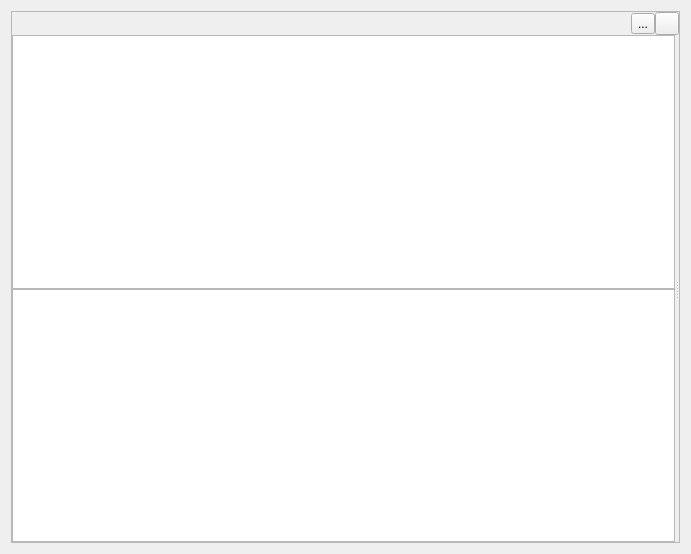
Old version of the form Code/Editor/AzAssetBrowser/AzAssetBrowserWindow.ui in the repository o3de/o3de.
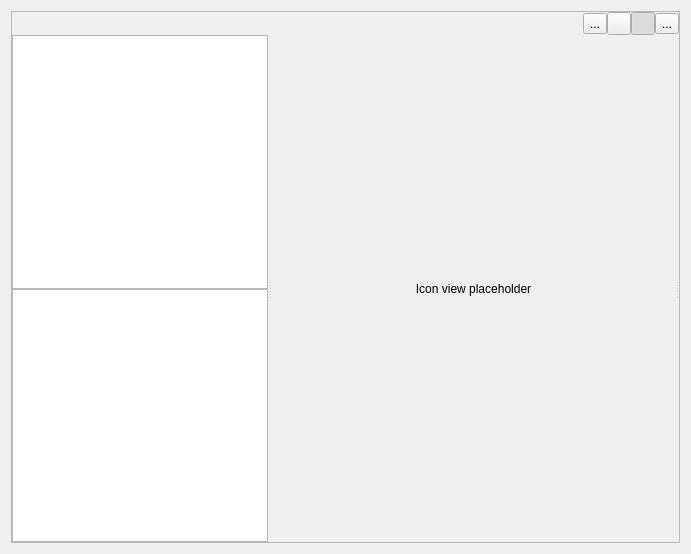
New version of the form. Icons and pictures are not drawn. Custom widgets are drawn as their Qt base class.

Commit message:
Asset Browser: add placeholders for new design
A middle stack widget is added that contains placeholders for thumbnail
and list view.

Buttons for switching between these views are added.

There's a new cvar for turning this placeholder design on and off. By
default it's off.

To turn it on, do these steps:

 1. Write the following in the console:

      ed_useWIPAssetBrowserDesign 1

 2. Close the the asset browser tab
 3. Reopen it through Tools -> Asset Browser

Patch:
```diff
--- a/Code/Editor/AzAssetBrowser/AzAssetBrowserWindow.ui
+++ b/Code/Editor/AzAssetBrowser/AzAssetBrowserWindow.ui
@@ -88,6 +88,40 @@
            </property>
           </widget>
          </item>
+         <item>
+          <widget class="QToolButton" name="m_thumbnailViewButton">
+           <property name="icon">
+            <iconset resource="../../Framework/AzQtComponents/AzQtComponents/Components/resources.qrc">
+             <normaloff>:/Gallery/Grid-small.svg</normaloff>:/Gallery/Grid-small.svg</iconset>
+           </property>
+           <property name="checkable">
+            <bool>true</bool>
+           </property>
+           <property name="checked">
+            <bool>true</bool>
+           </property>
+           <attribute name="buttonGroup">
+            <string notr="true">m_viewSelectButtonGroup</string>
+           </attribute>
+          </widget>
+         </item>
+         <item>
+          <widget class="QToolButton" name="m_listViewButton">
+           <property name="text">
+            <string>...</string>
+           </property>
+           <property name="icon">
+            <iconset resource="../../Framework/AzQtComponents/AzQtComponents/Components/resources.qrc">
+             <normaloff>:/Breadcrumb/img/UI20/Breadcrumb/List_View.svg</normaloff>:/Breadcrumb/img/UI20/Breadcrumb/List_View.svg</iconset>
+           </property>
+           <property name="checkable">
+            <bool>true</bool>
+           </property>
+           <attribute name="buttonGroup">
+            <string notr="true">m_viewSelectButtonGroup</string>
+           </attribute>
+          </widget>
+         </item>
         </layout>
        </item>
        <item>
@@ -182,6 +216,54 @@
            </item>
           </layout>
          </widget>
+         <widget class="QStackedWidget" name="m_middleStackWidget">
+          <property name="sizePolicy">
+           <sizepolicy hsizetype="MinimumExpanding" vsizetype="Preferred">
+            <horstretch>1</horstretch>
+            <verstretch>0</verstretch>
+           </sizepolicy>
+          </property>
+          <property name="minimumSize">
+           <size>
+            <width>50</width>
+            <height>0</height>
+           </size>
+          </property>
+          <widget class="QWidget" name="m_iconView">
+           <layout class="QVBoxLayout" name="m_iconViewLayout">
+            <property name="spacing">
+             <number>0</number>
+            </property>
+            <item>
+             <widget class="QLabel" name="m_iconViewPlaceholder">
+              <property name="text">
+               <string>Icon view placeholder</string>
+              </property>
+              <property name="alignment">
+               <set>Qt::AlignCenter</set>
+              </property>
+             </widget>
+            </item>
+           </layout>
+          </widget>
+          <widget class="QWidget" name="m_tableView">
+           <layout class="QVBoxLayout" name="m_tableViewLayout">
+            <property name="spacing">
+             <number>0</number>
+            </property>
+            <item>
+             <widget class="QLabel" name="m_tableViewPlaceholder">
+              <property name="text">
+               <string>List view placeholder</string>
+              </property>
+              <property name="alignment">
+               <set>Qt::AlignCenter</set>
+              </property>
+             </widget>
+            </item>
+           </layout>
+          </widget>
+         </widget>
          <widget class="QWidget" name="previewWidgetWrapper">
           <layout class="QVBoxLayout" name="m_rightLayout">
            <item>
```
Left out of the diff: 3 changed lines with no effect on the pictures. The commit also changes 1 other file.
